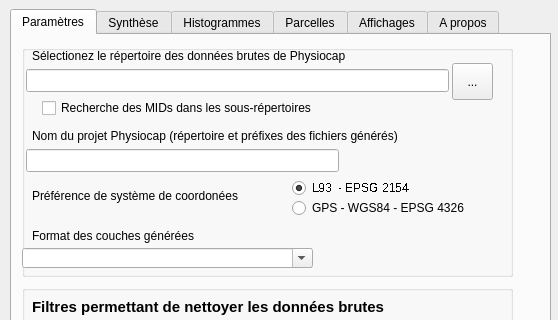
This is Physiocap_dialog_base.ui in jhemmi/QgisPhysiocapPlugin as Qt 5 draws it before an edit; both pictures show x 0 to 558 and y 0 to 320 of the 558 by 702 pixel window. The edited form follows.
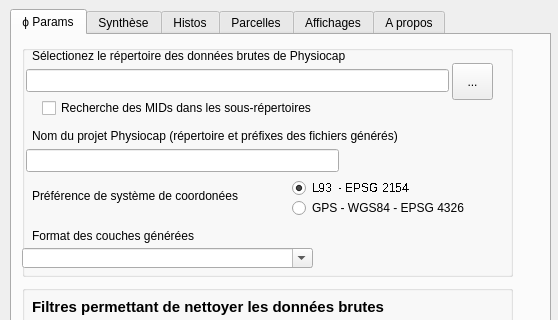
This is the edited form.

Patch:
```diff
--- a/Physiocap_dialog_base.ui
+++ b/Physiocap_dialog_base.ui
@@ -58,7 +58,7 @@
    </property>
    <widget class="QWidget" name="tabParametres">
     <attribute name="title">
-     <string>Paramètres</string>
+     <string>ϕ Params</string>
     </attribute>
     <widget class="QGroupBox" name="Vignoble">
      <property name="enabled">
@@ -730,7 +730,7 @@
    </widget>
    <widget class="QWidget" name="tabHistogrammes">
     <attribute name="title">
-     <string>Histogrammes</string>
+     <string>Histos</string>
     </attribute>
     <widget class="QLabel" name="label_histo_sarment">
      <property name="geometry">
```
